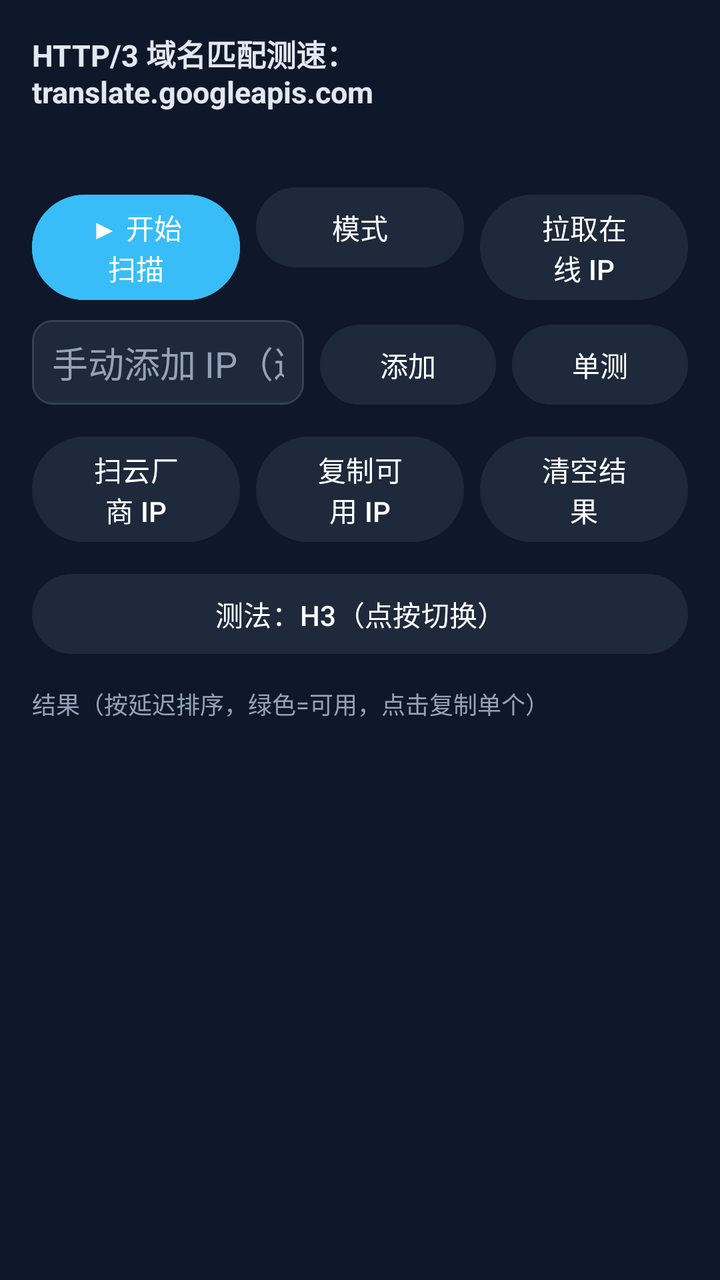
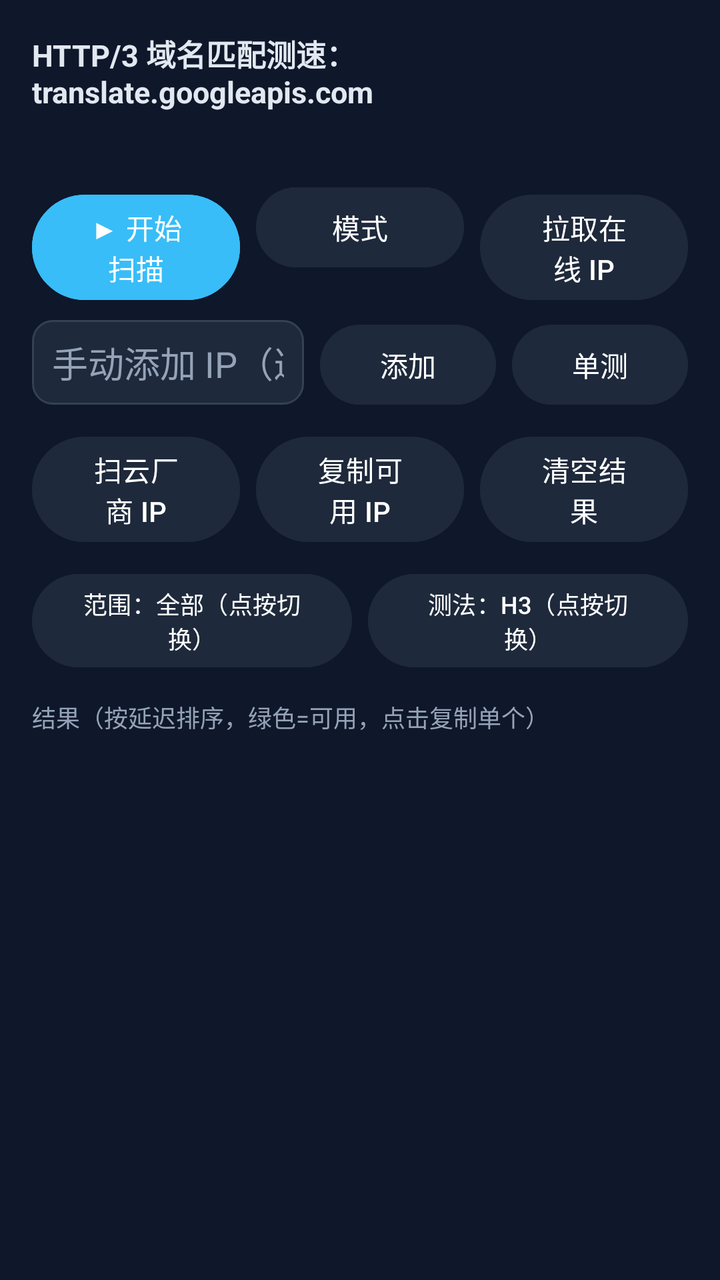

Screens rendered from an Android XML layout before and after an edit, with the pre-edit source and the edit as a unified diff.
<!-- AndroidManifest.xml: application theme Theme.GTip -->
<!-- res/layout/activity_main.xml -->
<?xml version="1.0" encoding="utf-8"?>
<LinearLayout xmlns:android="http://schemas.android.com/apk/res/android"
    android:layout_width="match_parent"
    android:layout_height="match_parent"
    android:orientation="vertical"
    android:background="@color/g_bg"
    android:padding="16dp">

    <TextView
        android:id="@+id/tvStatus"
        android:layout_width="match_parent"
        android:layout_height="wrap_content"
        android:text="HTTP/3 域名匹配测速：translate.googleapis.com"
        android:textColor="@color/g_text"
        android:textSize="15sp"
        android:textStyle="bold" />

    <TextView
        android:id="@+id/tvCount"
        android:layout_width="match_parent"
        android:layout_height="wrap_content"
        android:layout_marginTop="4dp"
        android:textColor="@color/g_text_dim"
        android:textSize="13sp" />

    <LinearLayout
        android:layout_width="match_parent"
        android:layout_height="wrap_content"
        android:layout_marginTop="12dp"
        android:orientation="horizontal">

        <Button
            android:id="@+id/btnStart"
            android:layout_width="0dp"
            android:layout_height="wrap_content"
            android:layout_weight="1"
            android:layout_marginEnd="8dp"
            android:text="▶ 开始扫描"
            android:textColor="#FFFFFF"
            android:backgroundTint="@color/g_acc" />

        <Button
            android:id="@+id/btnMode"
            android:layout_width="0dp"
            android:layout_height="wrap_content"
            android:layout_weight="1"
            android:layout_marginEnd="8dp"
            android:text="模式"
            android:textColor="#FFFFFF"
            android:backgroundTint="@color/g_card" />

        <Button
            android:id="@+id/btnFetch"
            android:layout_width="0dp"
            android:layout_height="wrap_content"
            android:layout_weight="1"
            android:text="拉取在线 IP"
            android:textColor="#FFFFFF"
            android:backgroundTint="@color/g_card" />
    </LinearLayout>

    <LinearLayout
        android:layout_width="match_parent"
        android:layout_height="wrap_content"
        android:layout_marginTop="8dp"
        android:orientation="horizontal">

        <EditText
            android:id="@+id/etManual"
            android:layout_width="0dp"
            android:layout_height="wrap_content"
            android:layout_weight="1"
            android:layout_marginEnd="8dp"
            android:hint="手动添加 IP（逗号/空格/换行分隔）"
            android:textColor="@color/g_text"
            android:textColorHint="@color/g_text_dim"
            android:background="@drawable/bg_input"
            android:inputType="text" />

        <Button
            android:id="@+id/btnAddManual"
            android:layout_width="wrap_content"
            android:layout_height="wrap_content"
            android:layout_marginEnd="8dp"
            android:text="添加"
            android:textColor="#FFFFFF"
            android:backgroundTint="@color/g_card" />

        <Button
            android:id="@+id/btnTest"
            android:layout_width="wrap_content"
            android:layout_height="wrap_content"
            android:text="单测"
            android:textColor="#FFFFFF"
            android:backgroundTint="@color/g_card" />
    </LinearLayout>

    <LinearLayout
        android:layout_width="match_parent"
        android:layout_height="wrap_content"
        android:layout_marginTop="8dp"
        android:orientation="horizontal">

        <Button
            android:id="@+id/btnChina"
            android:layout_width="0dp"
            android:layout_height="wrap_content"
            android:layout_weight="1"
            android:layout_marginEnd="8dp"
            android:text="扫云厂商 IP"
            android:textColor="#FFFFFF"
            android:backgroundTint="@color/g_card" />

        <Button
            android:id="@+id/btnCopyAll"
            android:layout_width="0dp"
            android:layout_height="wrap_content"
            android:layout_weight="1"
            android:layout_marginEnd="8dp"
            android:text="复制可用 IP"
            android:textColor="#FFFFFF"
            android:backgroundTint="@color/g_card" />

        <Button
            android:id="@+id/btnClear"
            android:layout_width="0dp"
            android:layout_height="wrap_content"
            android:layout_weight="1"
            android:text="清空结果"
            android:textColor="#FFFFFF"
            android:backgroundTint="@color/g_card" />
    </LinearLayout>

    <Button
        android:id="@+id/btnProto"
        android:layout_width="match_parent"
        android:layout_height="wrap_content"
        android:layout_marginTop="8dp"
        android:text="测法：H3（点按切换）"
        android:textColor="#FFFFFF"
        android:backgroundTint="@color/g_card" />

    <TextView
        android:layout_width="match_parent"
        android:layout_height="wrap_content"
        android:layout_marginTop="12dp"
        android:text="结果（按延迟排序，绿色=可用，点击复制单个）"
        android:textColor="@color/g_text_dim"
        android:textSize="12sp" />

    <androidx.recyclerview.widget.RecyclerView
        android:id="@+id/rvResults"
        android:layout_width="match_parent"
        android:layout_height="0dp"
        android:layout_weight="1"
        android:layout_marginTop="4dp"
        android:clipToPadding="false"
        android:paddingBottom="8dp" />

</LinearLayout>
<!-- resources referenced by this layout -->
<resources>
  <color name="g_acc">#38BDF8</color>
  <color name="g_bg">#0F172A</color>
  <color name="g_card">#1E293B</color>
  <color name="g_text">#E2E8F0</color>
  <color name="g_text_dim">#94A3B8</color>
  <!-- drawable bg_input (drawable) -->
  <?xml version="1.0" encoding="utf-8"?>
  <shape xmlns:android="http://schemas.android.com/apk/res/android"
      android:shape="rectangle">
      <solid android:color="@color/g_card" />
      <corners android:radius="10dp" />
      <stroke android:width="1dp" android:color="#334155" />
      <padding
          android:left="10dp"
          android:top="8dp"
          android:right="10dp"
          android:bottom="8dp" />
  </shape>
  <style name="Theme.GTip" parent="Theme.Material3.DayNight.NoActionBar">
          <item name="android:statusBarColor">@color/g_bg</item>
      </style>
</resources>

<!-- the commit's change to res/layout/activity_main.xml (unified diff, before → after) -->
@@ -131,14 +131,33 @@
             android:backgroundTint="@color/g_card" />
     </LinearLayout>
 
-    <Button
-        android:id="@+id/btnProto"
+    <LinearLayout
         android:layout_width="match_parent"
         android:layout_height="wrap_content"
         android:layout_marginTop="8dp"
-        android:text="测法：H3（点按切换）"
-        android:textColor="#FFFFFF"
-        android:backgroundTint="@color/g_card" />
+        android:orientation="horizontal">
+
+        <Button
+            android:id="@+id/btnRegion"
+            android:layout_width="0dp"
+            android:layout_height="wrap_content"
+            android:layout_weight="1"
+            android:layout_marginEnd="8dp"
+            android:text="范围：全部（点按切换）"
+            android:textColor="#FFFFFF"
+            android:backgroundTint="@color/g_card"
+            android:textSize="12sp" />
+
+        <Button
+            android:id="@+id/btnProto"
+            android:layout_width="0dp"
+            android:layout_height="wrap_content"
+            android:layout_weight="1"
+            android:text="测法：H3（点按切换）"
+            android:textColor="#FFFFFF"
+            android:backgroundTint="@color/g_card"
+            android:textSize="12sp" />
+    </LinearLayout>
 
     <TextView
         android:layout_width="match_parent"
